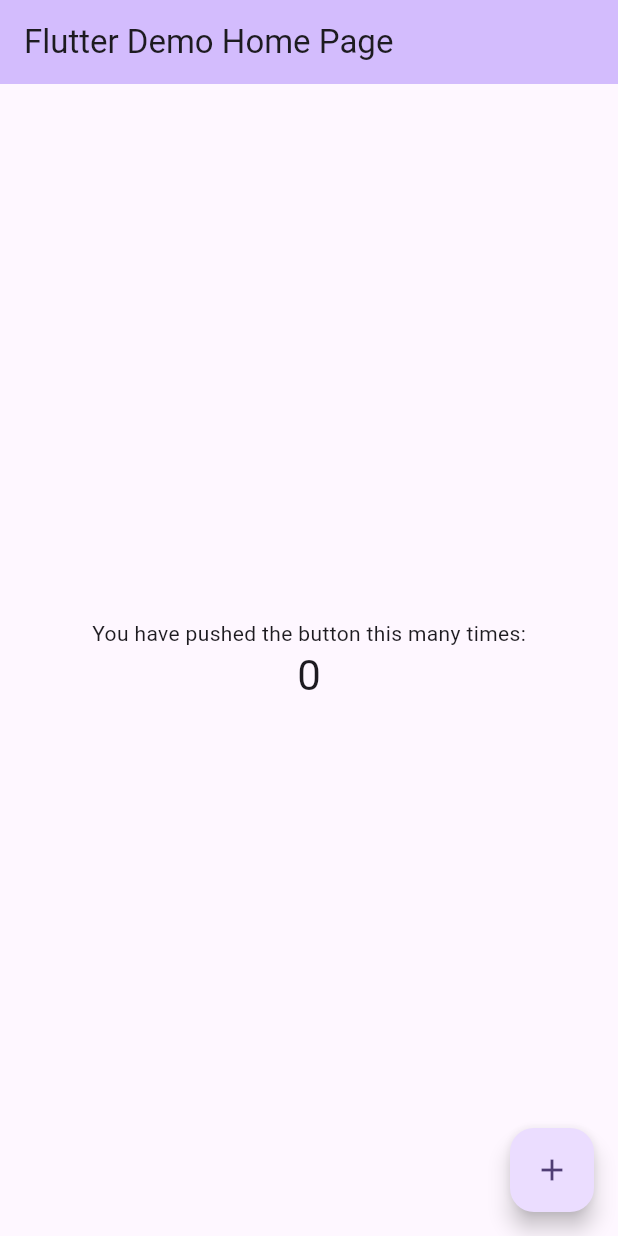
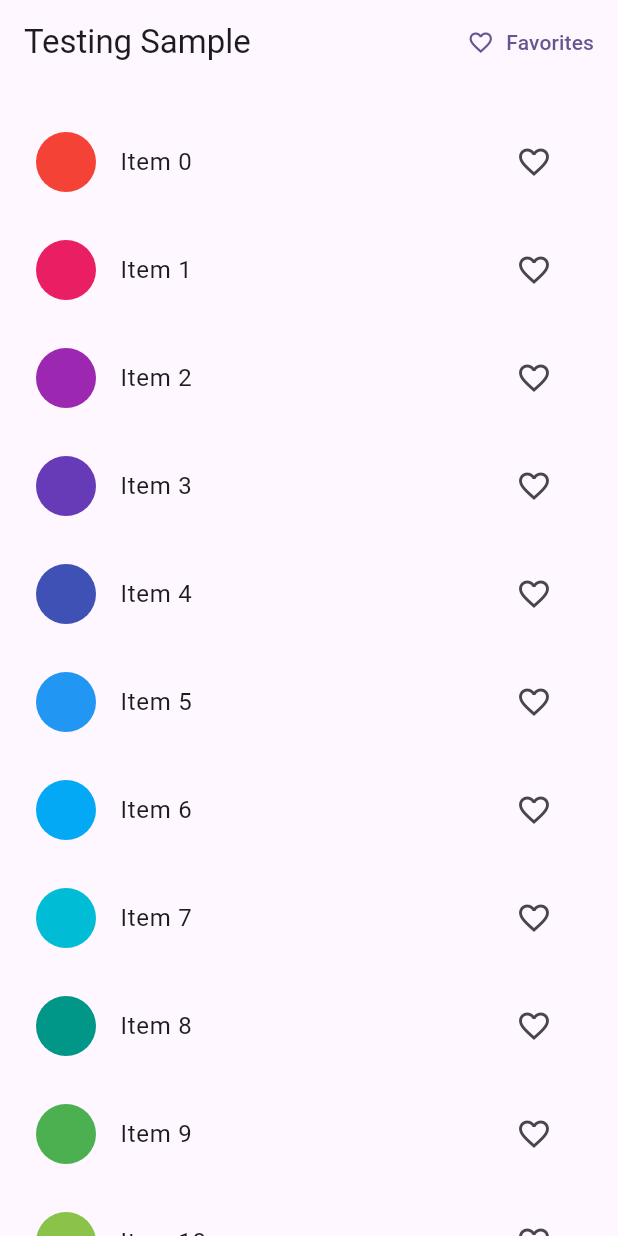
Before and after one commit to OmarAmeer96/Flutter-Testing, a Flutter app: the screen it shows after launch, on a phone screen of 412 x 824 dp. Run offline on Flutter 3.47's test engine with Material 3 defaults, Android fonts, the phone set to English and light mode, and no system bars; our stand-ins replace go_router.

Commit message:
Add favorites model and UI screens

```diff
--- a/lib/main.dart
+++ b/lib/main.dart
@@ -1,125 +1,50 @@
 import 'package:flutter/material.dart';
+import 'package:go_router/go_router.dart';
+import 'package:provider/provider.dart';
+import 'models/favorites.dart';
+import 'screens/favorites_page.dart';
+import 'screens/home.dart';
 
 void main() {
-  runApp(const MyApp());
+  runApp(const TestingApp());
 }
 
-class MyApp extends StatelessWidget {
-  const MyApp({super.key});
+final _router = GoRouter(
+  routes: [
+    GoRoute(
+      path: HomePage.routeName,
+      builder: (context, state) {
+        return const HomePage();
+      },
+      routes: [
+        GoRoute(
+          path: FavoritesPage.routeName,
+          builder: (context, state) {
+            return const FavoritesPage();
+          },
+        ),
+      ],
+    ),
+  ],
+);
 
-  // This widget is the root of your application.
+class TestingApp extends StatelessWidget {
+  const TestingApp({super.key});
+
   @override
   Widget build(BuildContext context) {
-    return MaterialApp(
-      title: 'Flutter Demo',
-      theme: ThemeData(
-        // This is the theme of your application.
-        //
-        // TRY THIS: Try running your application with "flutter run". You'll see
-        // the application has a purple toolbar. Then, without quitting the app,
-        // try changing the seedColor in the colorScheme below to Colors.green
-        // and then invoke "hot reload" (save your changes or press the "hot
-        // reload" button in a Flutter-supported IDE, or press "r" if you used
-        // the command line to start the app).
-        //
-        // Notice that the counter didn't reset back to zero; the application
-        // state is not lost during the reload. To reset the state, use hot
-        // restart instead.
-        //
-        // This works for code too, not just values: Most code changes can be
-        // tested with just a hot reload.
-        colorScheme: ColorScheme.fromSeed(seedColor: Colors.deepPurple),
-        useMaterial3: true,
+    return ChangeNotifierProvider<Favorites>(
+      create: (context) => Favorites(),
+      child: MaterialApp.router(
+        title: 'Testing Sample',
+        theme: ThemeData(
+          colorScheme: ColorScheme.fromSeed(
+            seedColor: Colors.deepPurple,
+          ),
+          useMaterial3: true,
+        ),
+        routerConfig: _router,
       ),
-      home: const MyHomePage(title: 'Flutter Demo Home Page'),
     );
   }
 }
-
-class MyHomePage extends StatefulWidget {
-  const MyHomePage({super.key, required this.title});
-
-  // This widget is the home page of your application. It is stateful, meaning
-  // that it has a State object (defined below) that contains fields that affect
-  // how it looks.
-
-  // This class is the configuration for the state. It holds the values (in this
-  // case the title) provided by the parent (in this case the App widget) and
-  // used by the build method of the State. Fields in a Widget subclass are
-  // always marked "final".
-
-  final String title;
-
-  @override
-  State<MyHomePage> createState() => _MyHomePageState();
-}
-
-class _MyHomePageState extends State<MyHomePage> {
-  int _counter = 0;
-
-  void _incrementCounter() {
-    setState(() {
-      // This call to setState tells the Flutter framework that something has
-      // changed in this State, which causes it to rerun the build method below
-      // so that the display can reflect the updated values. If we changed
-      // _counter without calling setState(), then the build method would not be
-      // called again, and so nothing would appear to happen.
-      _counter++;
-    });
-  }
-
-  @override
-  Widget build(BuildContext context) {
-    // This method is rerun every time setState is called, for instance as done
-    // by the _incrementCounter method above.
-    //
-    // The Flutter framework has been optimized to make rerunning build methods
-    // fast, so that you can just rebuild anything that needs updating rather
-    // than having to individually change instances of widgets.
-    return Scaffold(
-      appBar: AppBar(
-        // TRY THIS: Try changing the color here to a specific color (to
-        // Colors.amber, perhaps?) and trigger a hot reload to see the AppBar
-        // change color while the other colors stay the same.
-        backgroundColor: Theme.of(context).colorScheme.inversePrimary,
-        // Here we take the value from the MyHomePage object that was created by
-        // the App.build method, and use it to set our appbar title.
-        title: Text(widget.title),
-      ),
-      body: Center(
-        // Center is a layout widget. It takes a single child and positions it
-        // in the middle of the parent.
-        child: Column(
-          // Column is also a layout widget. It takes a list of children and
-          // arranges them vertically. By default, it sizes itself to fit its
-          // children horizontally, and tries to be as tall as its parent.
-          //
-          // Column has various properties to control how it sizes itself and
-          // how it positions its children. Here we use mainAxisAlignment to
-          // center the children vertically; the main axis here is the vertical
-          // axis because Columns are vertical (the cross axis would be
-          // horizontal).
-          //
-          // TRY THIS: Invoke "debug painting" (choose the "Toggle Debug Paint"
-          // action in the IDE, or press "p" in the console), to see the
-          // wireframe for each widget.
-          mainAxisAlignment: MainAxisAlignment.center,
-          children: <Widget>[
-            const Text(
-              'You have pushed the button this many times:',
-            ),
-            Text(
-              '$_counter',
-              style: Theme.of(context).textTheme.headlineMedium,
-            ),
-          ],
-        ),
-      ),
-      floatingActionButton: FloatingActionButton(
-        onPressed: _incrementCounter,
-        tooltip: 'Increment',
-        child: const Icon(Icons.add),
-      ), // This trailing comma makes auto-formatting nicer for build methods.
-    );
-  }
-}
--- /dev/null
+++ b/lib/models/favorites.dart
@@ -0,0 +1,18 @@
+import 'package:flutter/material.dart';
+
+/// The [Favorites] class holds a list of favorite items saved by the user.
+class Favorites extends ChangeNotifier {
+  final List<int> _favoriteItems = [];
+
+  List<int> get items => _favoriteItems;
+
+  void add(int itemNo) {
+    _favoriteItems.add(itemNo);
+    notifyListeners();
+  }
+
+  void remove(int itemNo) {
+    _favoriteItems.remove(itemNo);
+    notifyListeners();
+  }
+}
--- /dev/null
+++ b/lib/screens/home.dart
@@ -0,0 +1,78 @@
+import 'package:flutter/material.dart';
+import 'package:go_router/go_router.dart';
+import 'package:provider/provider.dart';
+import '../models/favorites.dart';
+import 'favorites_page.dart';
+
+class HomePage extends StatelessWidget {
+  static String routeName = '/';
+
+  const HomePage({super.key});
+
+  @override
+  Widget build(BuildContext context) {
+    return Scaffold(
+      appBar: AppBar(
+        title: const Text('Testing Sample'),
+        actions: <Widget>[
+          TextButton.icon(
+            onPressed: () {
+              context.go('/${FavoritesPage.routeName}');
+            },
+            icon: const Icon(Icons.favorite_border),
+            label: const Text('Favorites'),
+          ),
+        ],
+      ),
+      body: ListView.builder(
+        itemCount: 100,
+        cacheExtent: 20.0,
+        padding: const EdgeInsets.symmetric(vertical: 16),
+        itemBuilder: (context, index) => ItemTile(index),
+      ),
+    );
+  }
+}
+
+class ItemTile extends StatelessWidget {
+  final int itemNo;
+
+  const ItemTile(this.itemNo, {super.key});
+
+  @override
+  Widget build(BuildContext context) {
+    var favoritesList = Provider.of<Favorites>(context);
+
+    return Padding(
+      padding: const EdgeInsets.all(8.0),
+      child: ListTile(
+        leading: CircleAvatar(
+          backgroundColor: Colors.primaries[itemNo % Colors.primaries.length],
+        ),
+        title: Text(
+          'Item $itemNo',
+          key: Key('text_$itemNo'),
+        ),
+        trailing: IconButton(
+          key: Key('icon_$itemNo'),
+          icon: favoritesList.items.contains(itemNo)
+              ? const Icon(Icons.favorite)
+              : const Icon(Icons.favorite_border),
+          onPressed: () {
+            !favoritesList.items.contains(itemNo)
+                ? favoritesList.add(itemNo)
+                : favoritesList.remove(itemNo);
+            ScaffoldMessenger.of(context).showSnackBar(
+              SnackBar(
+                content: Text(favoritesList.items.contains(itemNo)
+                    ? 'Added to favorites.'
+                    : 'Removed from favorites.'),
+                duration: const Duration(seconds: 1),
+              ),
+            );
+          },
+        ),
+      ),
+    );
+  }
+}
```
Also changed, not shown: lib/screens/favorites_page.dart (added, +61 -0 lines), pubspec.yaml (+8 -4 lines), pubspec.lock.
